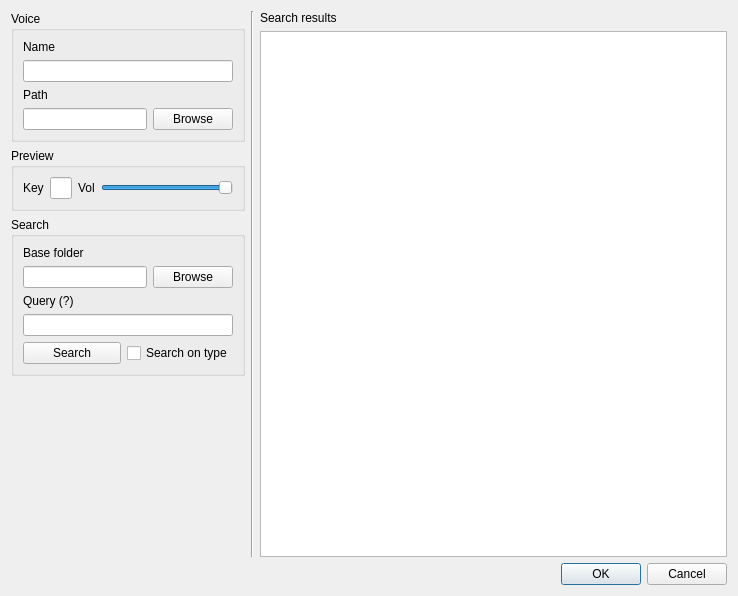
Qt form src/editor/NewWoiceDialog.ui (yuxshao/ptcollab) before a commit.
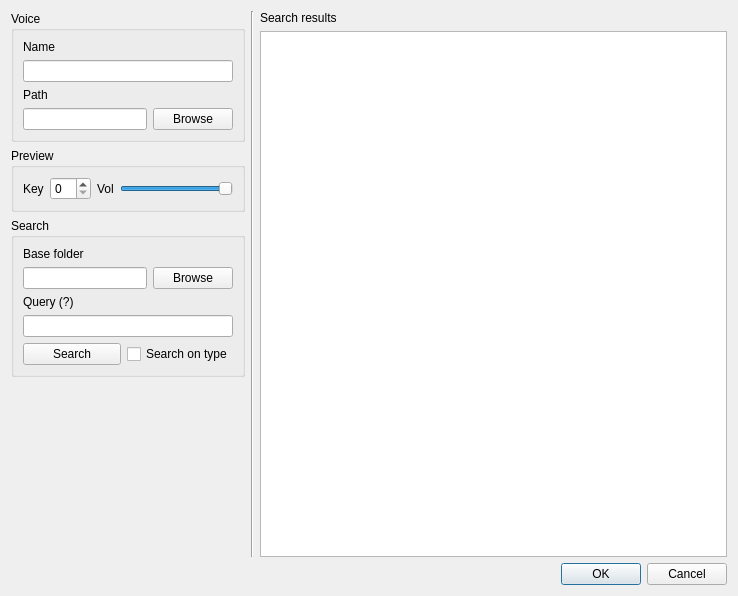
The same form after that commit.

Commit message: use spinbox

The edit to the form file:
```diff
--- a/src/editor/NewWoiceDialog.ui
+++ b/src/editor/NewWoiceDialog.ui
@@ -63,7 +63,7 @@
          <property name="title">
           <string>Preview</string>
          </property>
-         <layout class="QHBoxLayout" name="horizontalLayout_5" stretch="1,1,1,100">
+         <layout class="QHBoxLayout" name="horizontalLayout_5" stretch="1,0,1,100">
           <item>
            <widget class="QLabel" name="label_7">
             <property name="text">
@@ -72,7 +72,7 @@
            </widget>
           </item>
           <item>
-           <widget class="QLineEdit" name="previewKeyLine"/>
+           <widget class="QSpinBox" name="previewKeySpin"/>
           </item>
           <item>
            <widget class="QLabel" name="label_6">
```
The commit also changes 2 other files.
